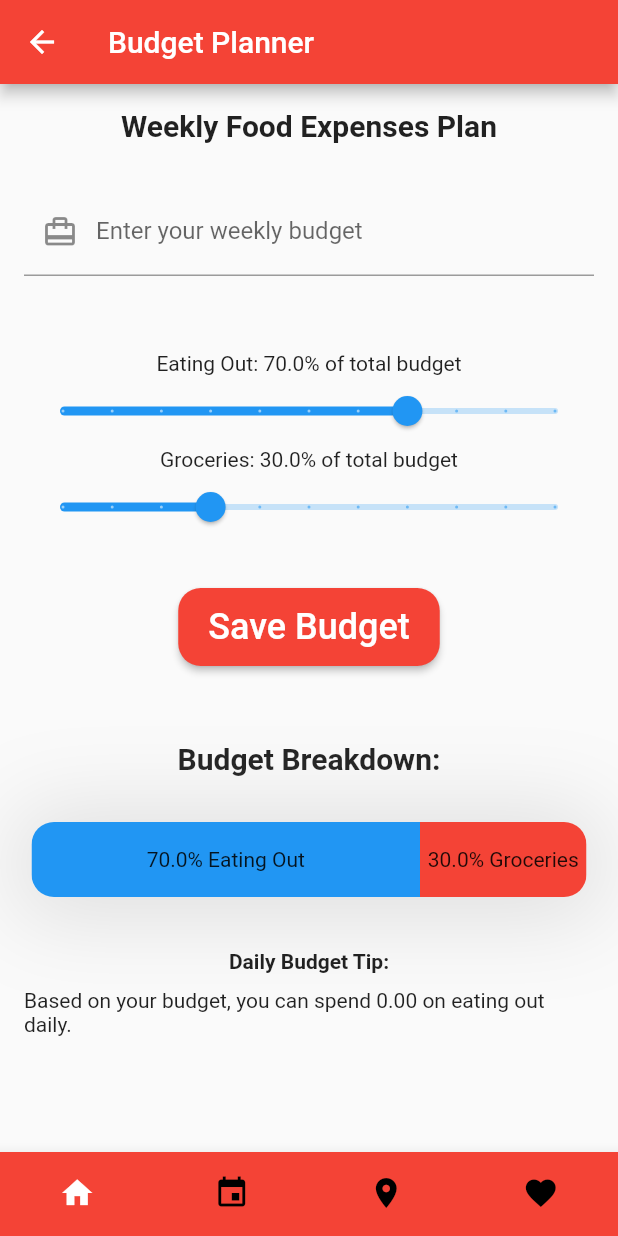
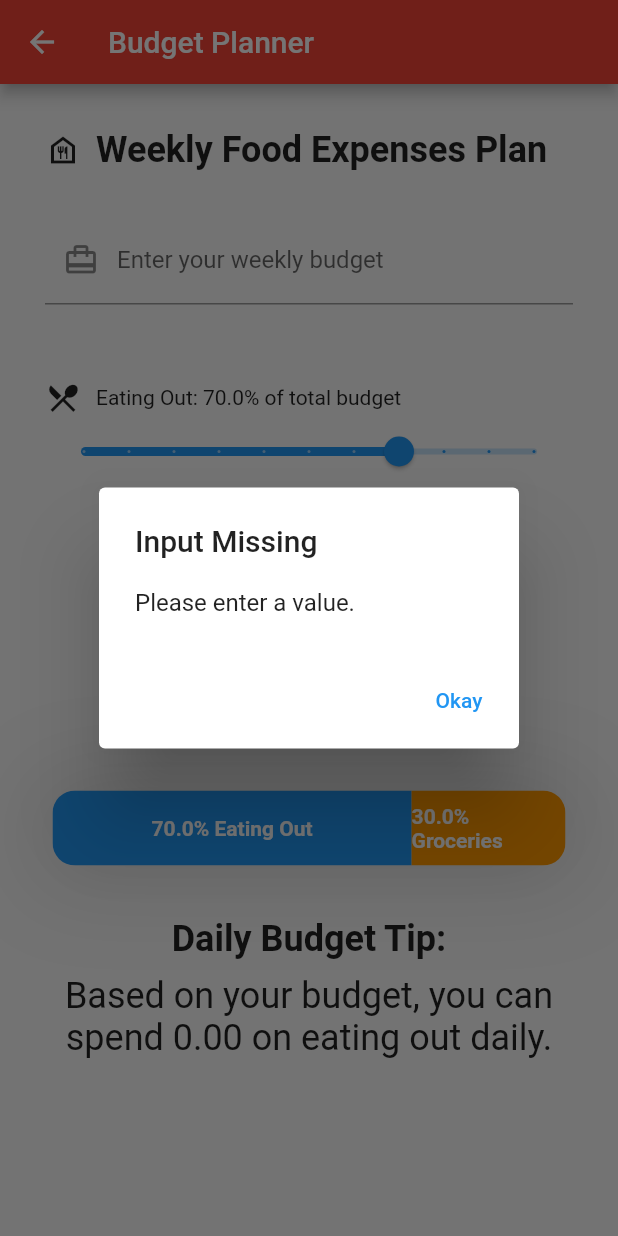
Before and after one commit to sthang04/Team-ikigai-Google-Ignite, a Flutter app: the BudgetPlanner screen opened directly, after a tap on "Save Budget", on a phone screen of 412 x 824 dp. Run offline on Flutter 3.47's test engine with Material 2 defaults, Android fonts, the light colour scheme and no system bars; our stand-ins replace table_calendar; Roboto replaces fonts that are missing (Arial).

Commit message:
styling budget

```diff
--- a/lib/pages/budget.dart
+++ b/lib/pages/budget.dart
@@ -7,7 +7,12 @@ class MyApp extends StatelessWidget {
   Widget build(BuildContext context) {
     return MaterialApp(
       title: 'Budget Planner App',
-      theme: ThemeData(primarySwatch: Colors.red),
+      theme: ThemeData(
+        primarySwatch: Colors.red,
+        primaryColor: Colors.redAccent,
+        colorScheme:
+            ThemeData().colorScheme.copyWith(secondary: Colors.orangeAccent),
+      ),
       home: BudgetPlanner(),
     );
   }
@@ -19,8 +24,6 @@ class BudgetPlanner extends StatefulWidget {
 }
 
 class _BudgetPlannerState extends State<BudgetPlanner> {
-  int currentIndex = 0;
-
   @override
   Widget build(BuildContext context) {
     return Scaffold(
@@ -36,35 +39,9 @@ class _BudgetPlannerState extends State<BudgetPlanner> {
           },
         ),
       ),
-      body: pages[currentIndex],
-      bottomNavigationBar: BottomNavigationBar(
-        type: BottomNavigationBarType.fixed,
-        backgroundColor: Colors.red,
-        showSelectedLabels: false,
-        showUnselectedLabels: false,
-        unselectedItemColor: Colors.black,
-        selectedItemColor: Colors.white,
-        items: [
-          BottomNavigationBarItem(icon: Icon(Icons.home), label: 'Home'),
-          BottomNavigationBarItem(icon: Icon(Icons.event), label: 'Itinerary'),
-          BottomNavigationBarItem(icon: Icon(Icons.place), label: 'Map'),
-          BottomNavigationBarItem(
-              icon: Icon(Icons.favorite), label: 'Favourites'),
-        ],
-        currentIndex: currentIndex,
-        onTap: (index) {
-          setState(() {
-            currentIndex = index;
-          });
-        },
-      ),
+      body: BudgetPlannerPage(),
     );
   }
-
-  final pages = [
-    BudgetPlannerPage(),
-    // Add other pages like ItineraryPage(), MapPage(), FavouritesPage(),
-  ];
 }
 
 class BudgetPlannerPage extends StatefulWidget {
@@ -81,12 +58,22 @@ class _BudgetPlannerPageState extends State<BudgetPlannerPage> {
   Widget build(BuildContext context) {
     return SingleChildScrollView(
       child: Padding(
-        padding: const EdgeInsets.all(16.0),
+        padding: const EdgeInsets.all(30.0),
         child: Column(
-          mainAxisAlignment: MainAxisAlignment.center, // Center the content
+          mainAxisAlignment: MainAxisAlignment.center,
           children: [
-            Text("Weekly Food Expenses Plan",
-                style: TextStyle(fontSize: 20, fontWeight: FontWeight.bold)),
+            Row(
+              children: [
+                Icon(Icons.food_bank_outlined),
+                SizedBox(width: 10),
+                Expanded(
+                  child: Text(
+                    "Weekly Food Expenses Plan",
+                    style: TextStyle(fontSize: 24, fontWeight: FontWeight.bold),
+                  ),
+                ),
+              ],
+            ),
             SizedBox(height: 30),
             TextField(
               keyboardType: TextInputType.number,
@@ -101,7 +88,16 @@ class _BudgetPlannerPageState extends State<BudgetPlannerPage> {
               ),
             ),
             SizedBox(height: 50),
-            Text("Eating Out: ${eatingOutPercentage}% of total budget"),
+            Row(
+              children: [
+                Icon(Icons.restaurant_menu),
+                SizedBox(width: 10),
+                Expanded(
+                  child: Text(
+                      "Eating Out: ${eatingOutPercentage}% of total budget"),
+                ),
+              ],
+            ),
             Slider(
               value: eatingOutPercentage,
               onChanged: (value) {
@@ -114,25 +110,29 @@ class _BudgetPlannerPageState extends State<BudgetPlannerPage> {
               max: 100,
               divisions: 10,
               label: "$eatingOutPercentage%",
+              activeColor: Colors.blue, // Set the active color to blue
             ),
             Text("Groceries: ${groceriesPercentage}% of total budget"),
-            Slider(
-              value: groceriesPercentage,
-              onChanged: (value) {
-                setState(() {
-                  groceriesPercentage = value;
-                  eatingOutPercentage = 100 - value;
-                });
-              },
-              min: 0,
-              max: 100,
-              divisions: 10,
-              label: "$groceriesPercentage%",
-            ),
             SizedBox(height: 30),
             ElevatedButton(
               onPressed: () {
-                if (weeklyBudget > 200) {
+                if (weeklyBudget == 0) {
+                  showDialog(
+                    context: context,
+                    builder: (context) => AlertDialog(
+                      title: Text("Input Missing"),
+                      content: Text("Please enter a value."),
+                      actions: <Widget>[
+                        TextButton(
+                          child: Text("Okay"),
+                          onPressed: () {
+                            Navigator.of(context).pop();
+                          },
+                        ),
+                      ],
+                    ),
+                  );
+                } else if (weeklyBudget > 200) {
                   showDialog(
                     context: context,
                     builder: (context) => AlertDialog(
@@ -149,20 +149,44 @@ class _BudgetPlannerPageState extends State<BudgetPlannerPage> {
                       ],
                     ),
                   );
+                } else {
+                  showDialog(
+                    context: context,
+                    builder: (context) => Dialog(
+                      shape: RoundedRectangleBorder(
+                        borderRadius: BorderRadius.circular(20),
+                      ),
+                      elevation: 16,
+                      child: Container(
+                        height: 100,
+                        width: 150,
+                        child: Column(
+                          mainAxisAlignment: MainAxisAlignment.center,
+                          children: [
+                            Icon(
+                              Icons.check,
+                              size: 28,
+                              color: Colors.green,
+                            ),
+                            SizedBox(height: 10),
+                            Text("Saved!"),
+                          ],
+                        ),
+                      ),
+                    ),
+                  );
                 }
               },
               child: Text(
                 "Save Budget",
-                style: TextStyle(fontSize: 24), // Set the font size of the text
+                style: TextStyle(fontSize: 24),
               ),
               style: ElevatedButton.styleFrom(
-                primary: Colors.red,
+                backgroundColor: Colors.red,
                 shape: RoundedRectangleBorder(
                   borderRadius: BorderRadius.circular(15),
                 ),
-                padding: EdgeInsets.symmetric(
-                    horizontal: 20,
-                    vertical: 12), // Increase the size of the button
+                padding: EdgeInsets.symmetric(horizontal: 20, vertical: 12),
               ),
             ),
             SizedBox(height: 50),
@@ -192,7 +216,13 @@ class _BudgetPlannerPageState extends State<BudgetPlannerPage> {
                         height: 50,
                         color: Colors.blue,
                         child: Center(
-                          child: Text("${eatingOutPercentage}% Eating Out"),
+                          child: Text(
+                            "${eatingOutPercentage}% Eating Out",
+                            style: TextStyle(
+                              color: Colors.white,
+                              fontWeight: FontWeight.bold,
+                            ),
+                          ),
                         ),
                       ),
                       flex: eatingOutPercentage.toInt(),
@@ -200,9 +230,15 @@ class _BudgetPlannerPageState extends State<BudgetPlannerPage> {
                     Expanded(
                       child: Container(
                         height: 50,
-                        color: Colors.red,
+                        color: Colors.orange,
                         child: Center(
-                          child: Text("${groceriesPercentage}% Groceries"),
+                          child: Text(
+                            "${groceriesPercentage}% Groceries",
+                            style: TextStyle(
+                              color: Colors.white,
+                              fontWeight: FontWeight.bold,
+                            ),
+                          ),
                         ),
                       ),
                       flex: groceriesPercentage.toInt(),
@@ -212,11 +248,18 @@ class _BudgetPlannerPageState extends State<BudgetPlannerPage> {
               ),
             ),
             SizedBox(height: 20),
-            Text("Daily Budget Tip:",
-                style: TextStyle(fontWeight: FontWeight.bold)),
+            Text(
+              "Daily Budget Tip:",
+              style: TextStyle(fontWeight: FontWeight.bold, fontSize: 24),
+            ),
             SizedBox(height: 10),
-            Text(
-                "Based on your budget, you can spend ${(weeklyBudget * (eatingOutPercentage / 100) / 7).toStringAsFixed(2)} on eating out daily."),
+            Center(
+              child: Text(
+                "Based on your budget, you can spend ${(weeklyBudget * (eatingOutPercentage / 100) / 7).toStringAsFixed(2)} on eating out daily.",
+                style: TextStyle(fontSize: 24),
+                textAlign: TextAlign.center,
+              ),
+            ),
           ],
         ),
       ),
```
